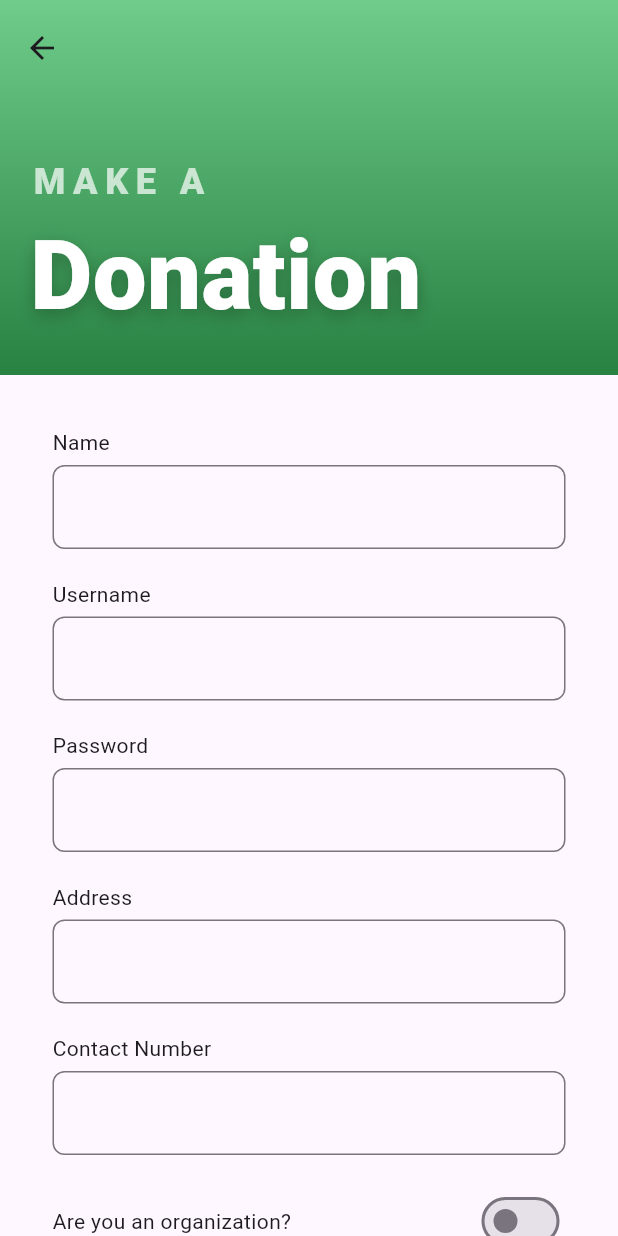
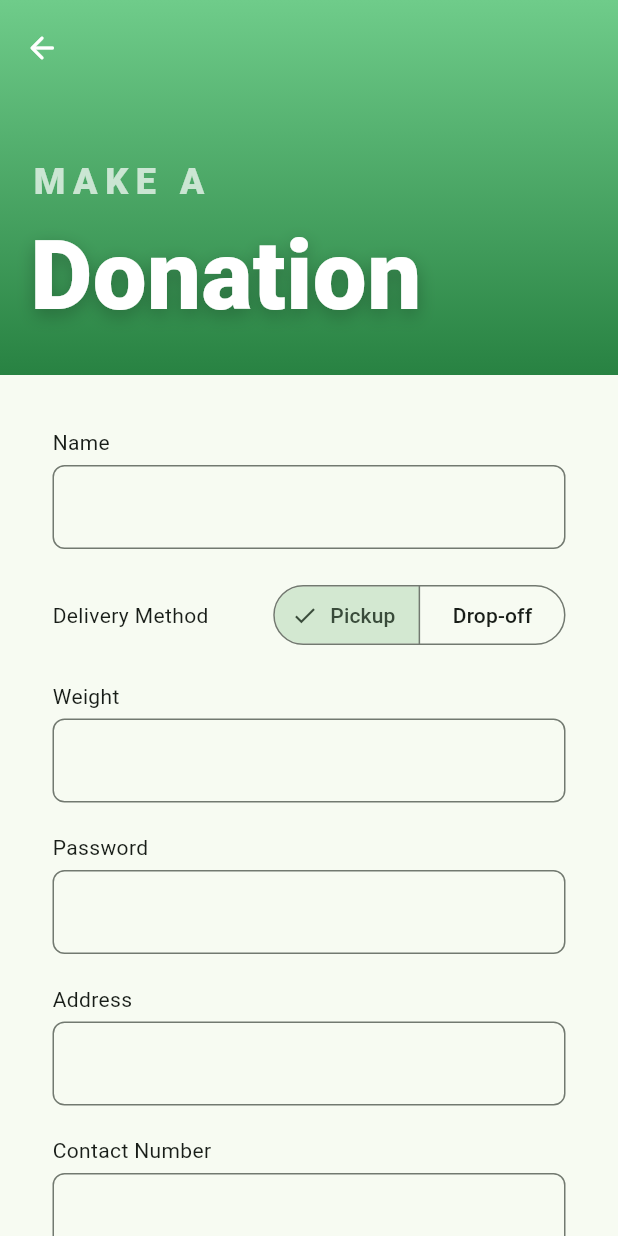
Before and after one commit to jtvallente/cmsc23-project-2024, a Flutter app: the MakeDonation screen opened by its route, on a phone screen of 412 x 824 dp. Run offline on Flutter 3.47's test engine with Material 3 defaults, Android fonts, the phone set to English and light mode, and no system bars; our stand-ins replace firebase_core; accounts and stored records are empty.

Commit message:
feat: added segmented button and updated row button component

```diff
--- a/elbi_donation_system/lib/components/FormBanner.dart
+++ b/elbi_donation_system/lib/components/FormBanner.dart
@@ -8,8 +8,10 @@ class FormBanner extends StatefulWidget implements PreferredSizeWidget {
   final String subtitle;
   final Widget widget;
   final List<Widget> actions;
+  final bool isRoot;
   const FormBanner(
-      {required this.color,
+      {this.isRoot = false,
+      required this.color,
       required this.gradient,
       required this.title,
       required this.subtitle,
@@ -30,6 +32,14 @@ class _FormBannerState extends State<FormBanner> {
     return CustomScrollView(
       slivers: [
         SliverAppBar.large(
+            leading: widget.isRoot
+                ? null
+                : IconButton(
+                    icon: Icon(Icons.arrow_back_rounded,
+
+                        color: Colors.white),
+                    onPressed: () => Navigator.of(context).pop(),
+                  ),
             stretch: false,
             expandedHeight: 250,
             actions: widget.actions,
@@ -38,7 +48,7 @@ class _FormBannerState extends State<FormBanner> {
             title: Text(
                 style: const TextStyle(
                     color: Colors.white, fontWeight: FontWeight.bold),
-                "${widget.subtitle} ${widget.title}"),
+                "${widget.title}"),
             flexibleSpace: FlexibleSpaceBar(
               background: Container(
                 padding: const EdgeInsets.all(20),
--- /dev/null
+++ b/elbi_donation_system/lib/components/form_segmented_button.dart
@@ -0,0 +1,40 @@
+import 'package:flutter/material.dart';
+
+class FormSegmentedButton extends StatefulWidget {
+  final List<String> options;
+  final String label;
+  const FormSegmentedButton({required this.options, required this.label, super.key});
+
+  @override
+  State<FormSegmentedButton> createState() => _FormSegmentedButtonState();
+}
+
+class _FormSegmentedButtonState extends State<FormSegmentedButton> {
+  @override
+  Widget build(BuildContext context) {
+    Set<String> _selected = {widget.options.first};
+    void updateSelected(Set<String> newSelection) {
+      setState(() {
+        _selected = newSelection;
+      });
+    }
+
+    return Padding(
+      padding: const EdgeInsets.all(10.0),
+      child: Row(
+        mainAxisAlignment: MainAxisAlignment.spaceBetween,
+        children: [
+          Text(widget.label),
+          SegmentedButton(
+              multiSelectionEnabled: false,
+              segments: widget.options.map((option) {
+                return ButtonSegment(value: option, label: Text(option));
+              }).toList(),
+              selected: _selected,
+              onSelectionChanged:
+                  updateSelected),
+        ],
+      ),
+    ); //implement to get the selected value
+  }
+}
--- a/elbi_donation_system/lib/main.dart
+++ b/elbi_donation_system/lib/main.dart
@@ -1,4 +1,5 @@
 import 'package:elbi_donation_system/pages/admin_sign_in.dart';
+import 'package:elbi_donation_system/styles/project_colors.dart';
 import 'package:flutter/material.dart';
 import 'package:provider/provider.dart';
 import 'providers/FirebaseAdminProvider.dart';
@@ -61,6 +62,9 @@ class MyApp extends StatelessWidget {
   @override
   Widget build(BuildContext context) {
     return MaterialApp(
+      theme: ThemeData(
+          colorScheme:
+              ColorScheme.fromSeed(seedColor: ProjectColors().greenPrimary)),
       // initial route
       initialRoute: '/',
       // routes
--- a/elbi_donation_system/lib/pages/Donor/MakeDonation.dart
+++ b/elbi_donation_system/lib/pages/Donor/MakeDonation.dart
@@ -3,6 +3,7 @@ import 'package:elbi_donation_system/components/FormTextField.dart';
 import 'package:elbi_donation_system/components/PrimaryButton.dart';
 import 'package:elbi_donation_system/components/controllers.dart';
 import 'package:elbi_donation_system/components/file_upload.dart';
+import 'package:elbi_donation_system/components/form_segmented_button.dart';
 import 'package:elbi_donation_system/components/form_switch.dart';
 import 'package:elbi_donation_system/styles/project_colors.dart';
 import 'package:flutter/material.dart';
@@ -51,12 +52,15 @@ class _MakeDonationState extends State<MakeDonation> {
                               label: "Name",
                               controller: _name,
                               inputType: TextInputType.name),
+                              FormSegmentedButton(
+                                label: "Delivery Method",
+                                options: ["Pickup", "Drop-off"]),
                           FormTextField(
-                              isNum: false,
+                              isNum: true,
                               isPassword: false,
-                              label: "Username",
+                              label: "Weight",
                               controller: _username,
-                              inputType: TextInputType.text),
+                              inputType: TextInputType.number),
                           FormTextField(
                               isNum: false,
                               isPassword: true,
--- a/elbi_donation_system/lib/pages/user_sign_up.dart
+++ b/elbi_donation_system/lib/pages/user_sign_up.dart
@@ -128,7 +128,9 @@ class _UserSignUpPageState extends State<UserSignUpPage> {
                       PrimaryButton(
                           label: "Sign-up",
                           gradient: ProjectColors().bluePrimaryGradient,
-                          onTap: () {}, fillWidth: true,)
+                          onTap: () {
+                            Navigator.pushNamed(context, '/donor_dashboard');
+                          }, fillWidth: true,)
                     ]),
               ),
             ),
```
Also changed, not shown: elbi_donation_system/lib/pages/Donor/DonorDashboard.dart (+6 -6 lines), elbi_donation_system/lib/pages/user_sign_in.dart (+5 -3 lines). Lines whose indentation alone changed are shown as unchanged.
